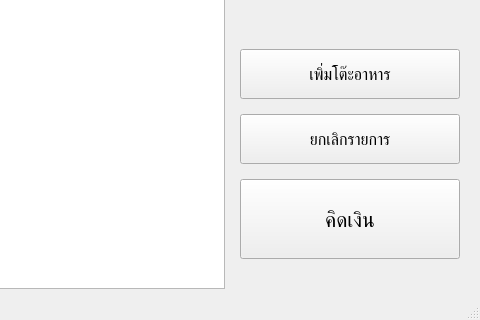
First picture: the form in main_windows.ui, repository kantee2540/RestaurantManage, before the edit; both pictures show x 424 to 904 and y 411 to 731 of the 904 by 731 pixel window.
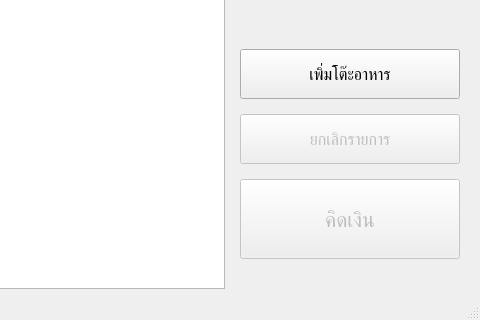
Second picture: the form after the edit.

The edit to the form file:
```diff
--- a/main_windows.ui
+++ b/main_windows.ui
@@ -339,6 +339,9 @@
       </item>
       <item>
        <widget class="QPushButton" name="cancel_button">
+        <property name="enabled">
+         <bool>false</bool>
+        </property>
         <property name="minimumSize">
          <size>
           <width>0</width>
@@ -357,6 +360,9 @@
       </item>
       <item>
        <widget class="QPushButton" name="check_bill">
+        <property name="enabled">
+         <bool>false</bool>
+        </property>
         <property name="minimumSize">
          <size>
           <width>0</width>
```
Left out of the diff: 13 changed lines with no effect on the pictures.
